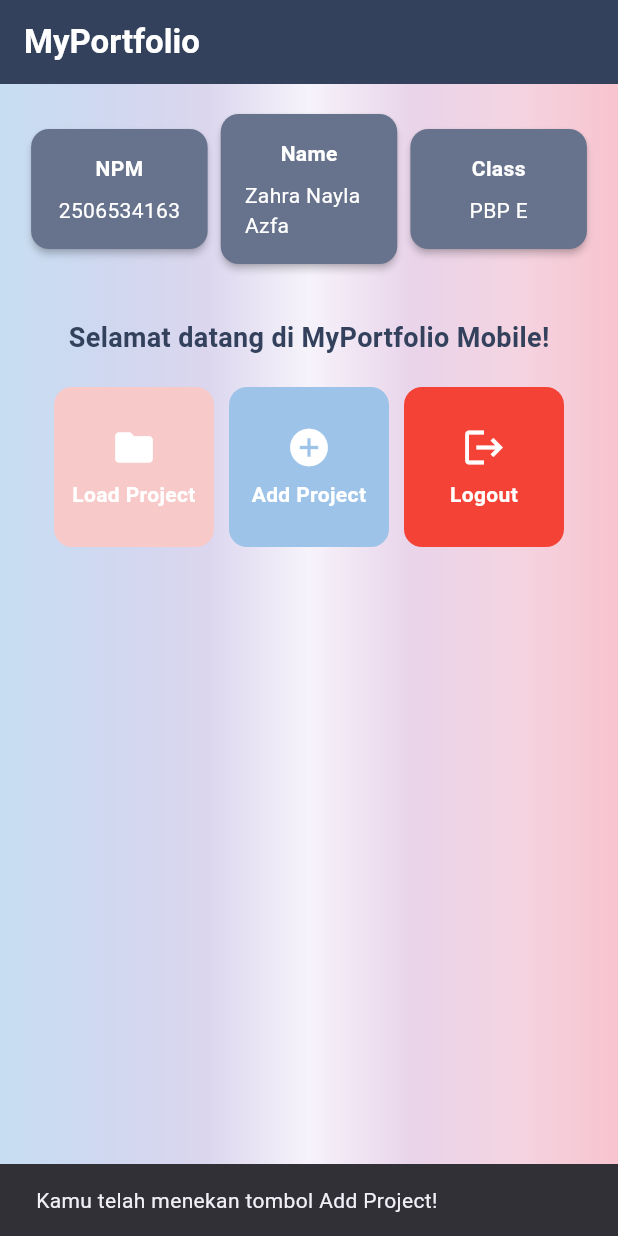
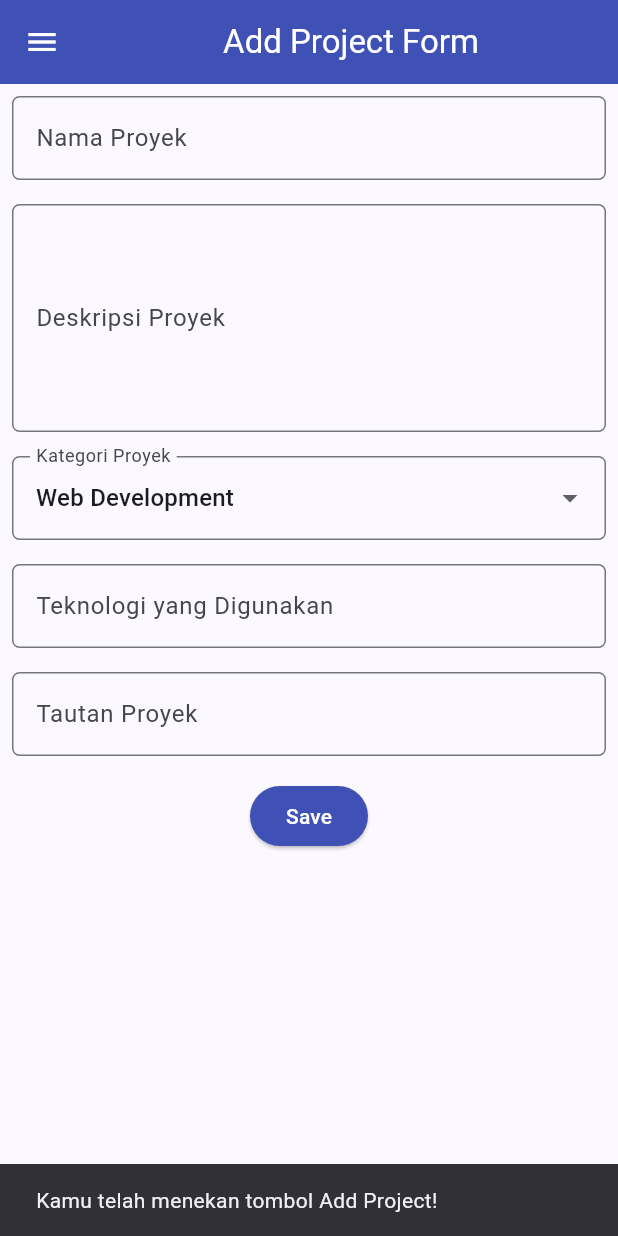
Before and after one commit to zahranayla901/myportofolio_mobile, a Flutter app: the screen it shows after launch, after a tap on "Add Project", on a phone screen of 412 x 824 dp. Run offline on Flutter 3.47's test engine with Material 3 defaults, Android fonts, the phone set to English and light mode, and no system bars.

Commit message:
tutorial 09: Flutter Navigation, Layouts, Forms, and Input Elements

```diff
--- a/lib/main.dart
+++ b/lib/main.dart
@@ -1,5 +1,5 @@
 import 'package:flutter/material.dart';
-import 'package:myportofolio_mobile/menu.dart';
+import 'package:myportofolio_mobile/screens/menu.dart';
 
 void main() {
   runApp(const MyApp());
--- a/lib/menu.dart
+++ b/lib/screens/menu.dart
@@ -1,4 +1,7 @@
 import 'package:flutter/material.dart';
+import 'package:myportofolio_mobile/widgets/left_drawer.dart';
+import 'package:myportofolio_mobile/screens/project_form.dart';
+import 'package:myportofolio_mobile/widgets/project_card.dart';
 
 class ItemHomepage {
   final String name;
@@ -39,7 +42,9 @@ class MyHomePage extends StatelessWidget {
           style: TextStyle(color: Colors.white, fontWeight: FontWeight.bold),
         ),
         backgroundColor: const Color(0xFF33415C),
+        foregroundColor: Colors.white,
       ),
+      drawer: const LeftDrawer(),
       body: Container(
         decoration: const BoxDecoration(
           gradient: LinearGradient(
@@ -83,7 +88,9 @@ class MyHomePage extends StatelessWidget {
                       mainAxisSpacing: 10,
                       crossAxisCount: 3,
                       shrinkWrap: true,
-                      children: items.map((item) => ItemCard(item)).toList(),
+                      children: items
+                        .map<Widget>((item) => ItemCard(item) as Widget)
+                        .toList(),
                     ),
                   ],
                 ),
@@ -130,47 +137,3 @@ class InfoCard extends StatelessWidget {
     );
   }
 }
-
-class ItemCard extends StatelessWidget {
-  final ItemHomepage item;
-
-  const ItemCard(this.item, {super.key});
-
-  @override
-  Widget build(BuildContext context) {
-    return Material(
-      color: item.color,
-      borderRadius: BorderRadius.circular(12),
-      child: InkWell(
-        borderRadius: BorderRadius.circular(12),
-        onTap: () {
-          ScaffoldMessenger.of(context)
-            ..hideCurrentSnackBar()
-            ..showSnackBar(
-              SnackBar(content: Text('Kamu telah menekan tombol ${item.name}!')),
-            );
-        },
-        child: Container(
-          padding: const EdgeInsets.all(8),
-          child: Center(
-            child: Column(
-              mainAxisAlignment: MainAxisAlignment.center,
-              children: [
-                Icon(item.icon, color: Colors.white, size: 30.0),
-                const Padding(padding: EdgeInsets.all(3)),
-                Text(
-                  item.name,
-                  textAlign: TextAlign.center,
-                  style: const TextStyle(
-                    color: Colors.white,
-                    fontWeight: FontWeight.bold,
-                  ),
-                ),
-              ],
-            ),
-          ),
-        ),
-      ),
-    );
-  }
-}
--- /dev/null
+++ b/lib/screens/project_form.dart
@@ -0,0 +1,220 @@
+import 'package:flutter/material.dart';
+import 'package:myportofolio_mobile/widgets/left_drawer.dart';
+
+class ProjectFormPage extends StatefulWidget {
+  const ProjectFormPage({super.key});
+
+  @override
+  State<ProjectFormPage> createState() => _ProjectFormPageState();
+}
+
+class _ProjectFormPageState extends State<ProjectFormPage> {
+  final _formKey = GlobalKey<FormState>();
+
+  String _projectName = "";
+  String _description = "";
+  String _category = "Web Development"; // default
+  String _technologies = "";
+  String _projectLink = "";
+
+  final List<String> _categories = [
+    'Web Development',
+    'Mobile Development',
+    'Machine Learning',
+    'Data Science',
+    'Other',
+  ];
+
+  @override
+  Widget build(BuildContext context) {
+    return Scaffold(
+      appBar: AppBar(
+        title: const Center(
+          child: Text(
+            'Add Project Form',
+          ),
+        ),
+        backgroundColor: Colors.indigo,
+        foregroundColor: Colors.white,
+      ),
+      drawer: const LeftDrawer(),
+      body: Form(
+        key: _formKey,
+        child: SingleChildScrollView(
+          child: Column(
+            crossAxisAlignment: CrossAxisAlignment.start,
+            children: [
+              // === Project Name ===
+              Padding(
+                padding: const EdgeInsets.all(8.0),
+                child: TextFormField(
+                  decoration: InputDecoration(
+                    hintText: "Nama Proyek",
+                    labelText: "Nama Proyek",
+                    border: OutlineInputBorder(
+                      borderRadius: BorderRadius.circular(5.0),
+                    ),
+                  ),
+                  onChanged: (String? value) {
+                    setState(() {
+                      _projectName = value!;
+                    });
+                  },
+                  validator: (String? value) {
+                    if (value == null || value.trim().isEmpty) {
+                      return "Nama proyek tidak boleh kosong!";
+                    }
+                    return null;
+                  },
+                ),
+              ),
+
+              // === Description ===
+              Padding(
+                padding: const EdgeInsets.all(8.0),
+                child: TextFormField(
+                  maxLines: 5,
+                  decoration: InputDecoration(
+                    hintText: "Deskripsi Proyek",
+                    labelText: "Deskripsi Proyek",
+                    border: OutlineInputBorder(
+                      borderRadius: BorderRadius.circular(5.0),
+                    ),
+                  ),
+                  onChanged: (String? value) {
+                    setState(() {
+                      _description = value!;
+                    });
+                  },
+                  validator: (String? value) {
+                    if (value == null || value.trim().isEmpty) {
+                      return "Deskripsi proyek tidak boleh kosong!";
+                    }
+                    return null;
+                  },
+                ),
+              ),
+
+              // === Category ===
+              Padding(
+                padding: const EdgeInsets.all(8.0),
+                child: DropdownButtonFormField<String>(
+                  decoration: InputDecoration(
+                    labelText: "Kategori Proyek",
+                    border: OutlineInputBorder(
+                      borderRadius: BorderRadius.circular(5.0),
+                    ),
+                  ),
+                  initialValue: _category,
+                  items: _categories
+                      .map((category) => DropdownMenuItem(
+                            value: category,
+                            child: Text(category),
+                          ))
+                      .toList(),
+                  onChanged: (String? newValue) {
+                    setState(() {
+                      _category = newValue!;
+                    });
+                  },
+                ),
+              ),
+
+              // === Technologies ===
+              Padding(
+                padding: const EdgeInsets.all(8.0),
+                child: TextFormField(
+                  decoration: InputDecoration(
+                    hintText: "Contoh: Flutter, Django, Figma",
+                    labelText: "Teknologi yang Digunakan",
+                    border: OutlineInputBorder(
+                      borderRadius: BorderRadius.circular(5.0),
+                    ),
+                  ),
+                  onChanged: (String? value) {
+                    setState(() {
+                      _technologies = value!;
+                    });
+                  },
+                ),
+              ),
+
+              // === Project Link ===
+              Padding(
+                padding: const EdgeInsets.all(8.0),
+                child: TextFormField(
+                  decoration: InputDecoration(
+                    hintText: "URL Proyek (opsional)",
+                    labelText: "Tautan Proyek",
+                    border: OutlineInputBorder(
+                      borderRadius: BorderRadius.circular(5.0),
+                    ),
+                  ),
+                  onChanged: (String? value) {
+                    setState(() {
+                      _projectLink = value!;
+                    });
+                  },
+                ),
+              ),
+
+              // === Tombol Simpan ===
+              Align(
+                alignment: Alignment.bottomCenter,
+                child: Padding(
+                  padding: const EdgeInsets.all(8.0),
+                  child: ElevatedButton(
+                    style: ButtonStyle(
+                      backgroundColor:
+                          WidgetStateProperty.all(Colors.indigo),
+                    ),
+
+                    onPressed: () {
+                      if (_formKey.currentState!.validate()) {
+                        showDialog(
+                          context: context,
+                          builder: (context) {
+
+                            return AlertDialog(
+                              title: const Text('Proyek berhasil ditambahkan!'),
+                              content: SingleChildScrollView(
+                                child: Column(
+                                  crossAxisAlignment: CrossAxisAlignment.start,
+                                  children: [
+                                    Text('Nama Proyek: $_projectName'),
+                                    Text('Deskripsi: $_description'),
+                                    Text('Kategori: $_category'),
+                                    Text('Teknologi: $_technologies'),
+                                    Text('Tautan: $_projectLink'),
+                                  ],
+                                ),
+                              ),
+
+                              actions: [
+                                TextButton(
+                                  child: const Text('OK'),
+                                  onPressed: () {
+                                    Navigator.pop(context);
+                                    _formKey.currentState!.reset();
+                                  },
+                                ),
+                              ],
+                            );
+                          },
+                        );
+                      }
+                    },
+                    child: const Text(
+                      "Save",
+                      style: TextStyle(color: Colors.white),
+                    ),
+                  ),
+                ),
+              ),
+            ],
+          ),
+        ),
+      ),
+    );
+  }
+}
--- /dev/null
+++ b/lib/widgets/left_drawer.dart
@@ -0,0 +1,72 @@
+import 'package:flutter/material.dart';
+import 'package:myportofolio_mobile/screens/menu.dart';
+import 'package:myportofolio_mobile/screens/project_form.dart';
+
+
+class LeftDrawer extends StatelessWidget {
+  const LeftDrawer({super.key});
+
+  @override
+  Widget build(BuildContext context) {
+    return Drawer(
+      child: ListView(
+        children: [
+          const DrawerHeader(
+              decoration: BoxDecoration(
+                color: Colors.indigo,
+              ),
+              child: Column(
+                crossAxisAlignment: CrossAxisAlignment.start,
+                children: [
+                  Text(
+                    'My Portfolio',
+                    style: TextStyle(
+                      fontSize: 30,
+                      fontWeight: FontWeight.bold,
+                      color: Colors.white,
+                    ),
+                  ),
+                  SizedBox(height: 10),
+                  Text(
+                    'Explore personal projects and experiences!',
+                    style: TextStyle(
+                      fontSize: 15,
+                      color: Colors.white,
+                    ),
+                  ),
+                ],
+              ),
+          ),
+
+          ListTile(
+            leading: const Icon(Icons.home_outlined),
+            title: const Text('Home'),
+            // Navigasi ke halaman utama portofolio
+            onTap: () {
+              Navigator.pushReplacement(
+                context,
+                MaterialPageRoute(
+                  builder: (context) => MyHomePage(),
+                ),
+              );
+            },
+          ),
+          ListTile(
+            leading: const Icon(Icons.add_circle_outline),
+            title: const Text('Add Project'),
+            // Navigasi ke halaman tambah proyek
+            onTap: () {
+              Scaffold.of(context).closeDrawer();
+              Navigator.push(
+                context,
+                MaterialPageRoute(
+                  builder: (context) => const ProjectFormPage(),
+                ),
+              );
+            },
+          ),
+        ],
+      ),
+    );
+  }
+}
--- /dev/null
+++ b/lib/widgets/project_card.dart
@@ -0,0 +1,59 @@
+import 'package:flutter/material.dart';
+import 'package:myportofolio_mobile/screens/menu.dart';
+import 'package:myportofolio_mobile/screens/project_form.dart';
+
+class ItemCard extends StatelessWidget {
+  final ItemHomepage item;
+
+  const ItemCard(this.item, {super.key});
+
+  @override
+  Widget build(BuildContext context) {
+    return Material(
+      color: item.color,
+      borderRadius: BorderRadius.circular(12),
+      child: InkWell(
+        borderRadius: BorderRadius.circular(12),
+        onTap: () {
+          ScaffoldMessenger.of(context)
+            ..hideCurrentSnackBar()
+            ..showSnackBar(
+              SnackBar(
+                content: Text('Kamu telah menekan tombol ${item.name}!')
+              ),
+            );
+
+          // Navigate ke halaman yang sesuai
+          if (item.name == "Add Project") {
+            Navigator.push(
+              context,
+              MaterialPageRoute(
+                builder: (context) => const ProjectFormPage(),
+              ),
+            );
+          }
+        },
+        child: Container(
+          padding: const EdgeInsets.all(8),
+          child: Center(
+            child: Column(
+              mainAxisAlignment: MainAxisAlignment.center,
+              children: [
+                Icon(item.icon, color: Colors.white, size: 30.0),
+                const Padding(padding: EdgeInsets.all(3)),
+                Text(
+                  item.name,
+                  textAlign: TextAlign.center,
+                  style: const TextStyle(
+                    color: Colors.white,
+                    fontWeight: FontWeight.bold,
+                  ),
+                ),
+              ],
+            ),
+          ),
+        ),
+      ),
+    );
+  }
+}
--- a/pubspec.yaml
+++ b/pubspec.yaml
@@ -34,6 +34,7 @@ dependencies:
   # The following adds the Cupertino Icons font to your application.
   # Use with the CupertinoIcons class for iOS style icons.
   cupertino_icons: ^1.0.8
+  material_ui: ^1.11.0
 
 dev_dependencies:
   flutter_test:
```
Also changed, not shown: pubspec.lock.
